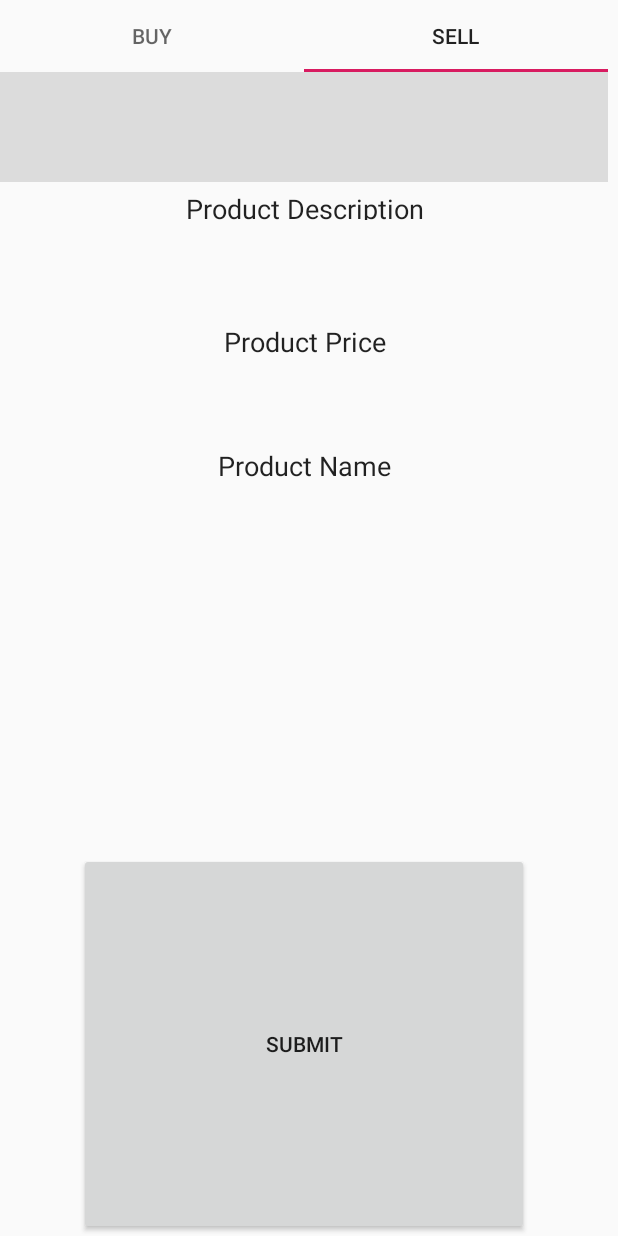
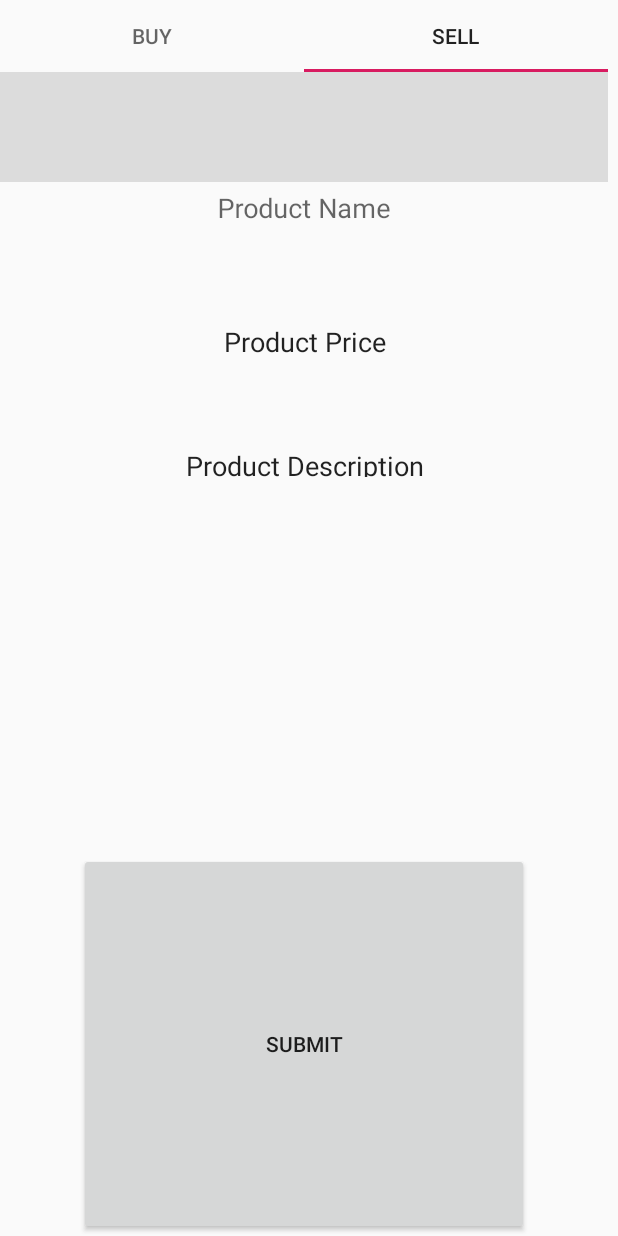
Before and after one commit to abhisarmittal/MCST-Hackathon-2019-Marketplace-Client, an Android app: the screen it shows after launch (MainActivity), tab 2 chosen, on a phone screen of 412 x 824 dp. Run offline under Robolectric (Android 15) with nearby library versions, the phone set to English and light mode, and no system bars.

Commit message:
Changed text to hint for prod name

```diff
--- a/app/src/main/res/layout/selling_tab.xml
+++ b/app/src/main/res/layout/selling_tab.xml
@@ -38,8 +38,8 @@
                     android:layout_gravity="center"
                     android:layout_weight="1"
                     android:gravity="center"
-                    android:inputType="textMultiLine"
-                    android:text="Product Description" />
+                    android:hint="Product Name"
+                    android:inputType="text" />
             </com.google.android.material.textfield.TextInputLayout>
 
             <View
@@ -90,8 +90,8 @@
                     android:layout_gravity="center"
                     android:layout_weight="1"
                     android:gravity="center"
-                    android:inputType="text"
-                    android:text="Product Name">
+                    android:inputType="textMultiLine|text"
+                    android:text="Product Description">
 
                 </com.google.android.material.textfield.TextInputEditText>
             </com.google.android.material.textfield.TextInputLayout>
```
